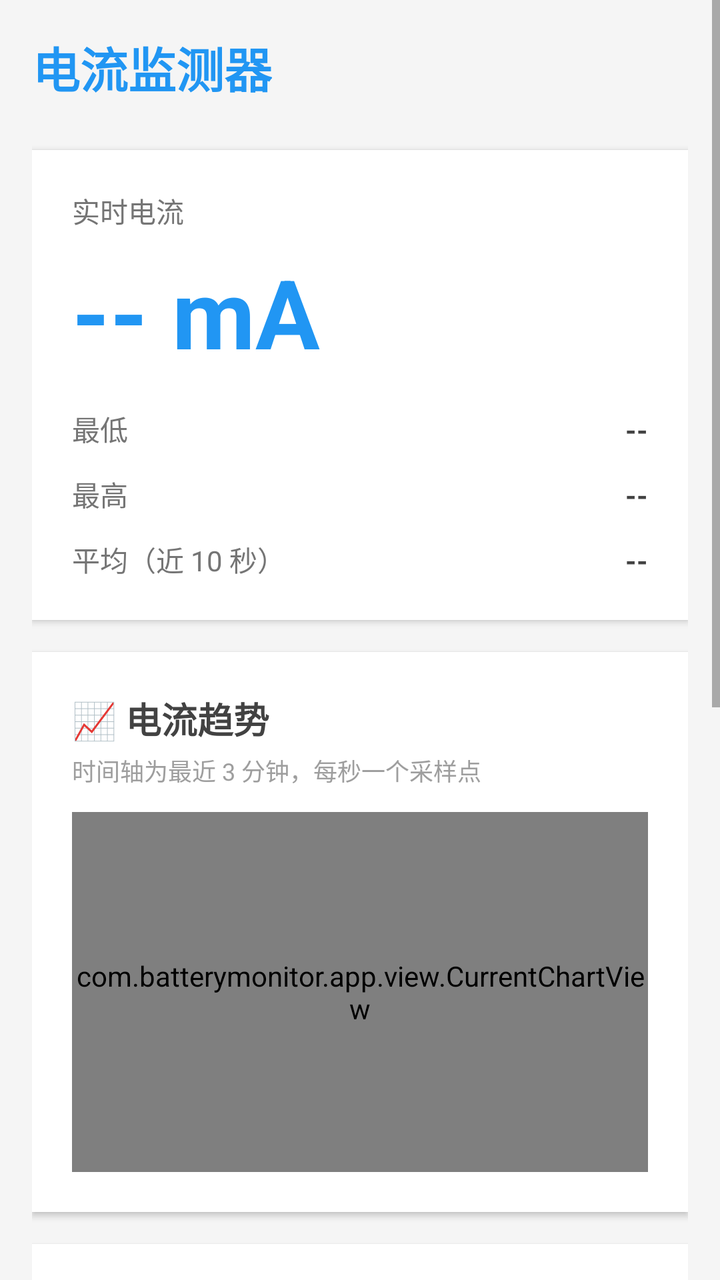
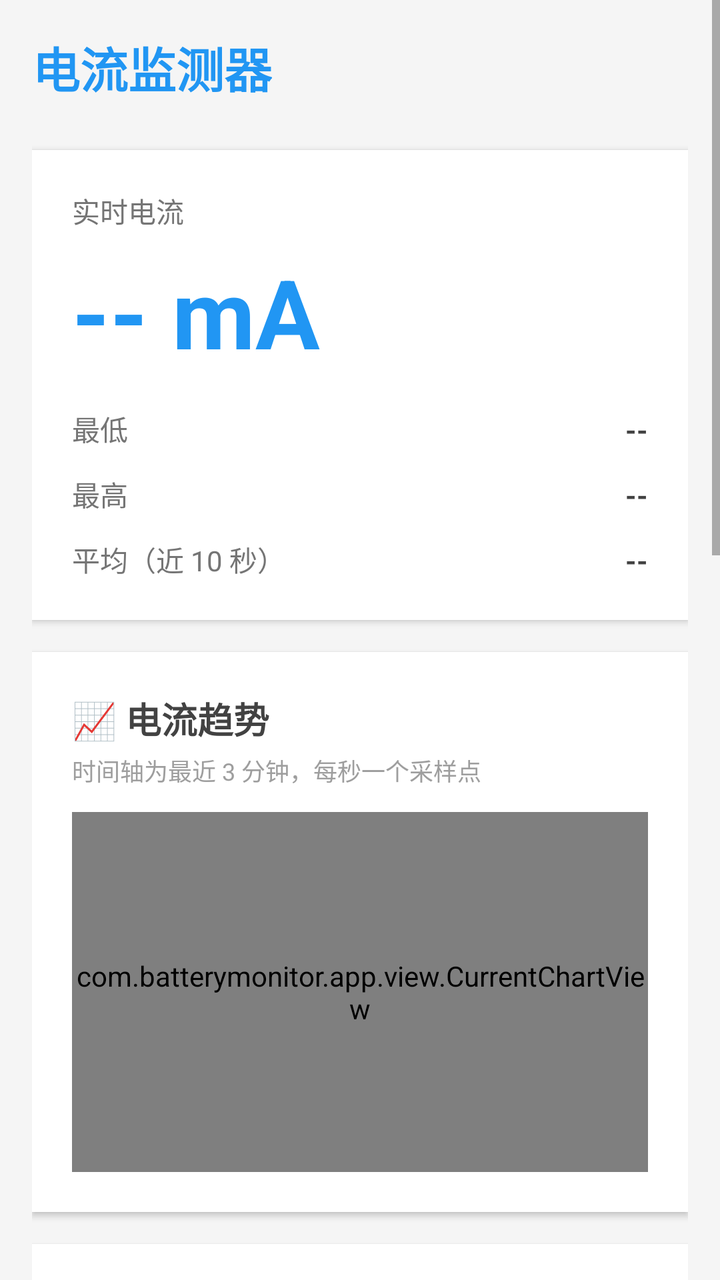

Before-and-after screenshots of an Android layout around one commit, followed by the original layout XML and the change that was made.
<!-- AndroidManifest.xml: application theme AppTheme -->
<!-- res/layout/activity_main.xml -->
<?xml version="1.0" encoding="utf-8"?>
<ScrollView xmlns:android="http://schemas.android.com/apk/res/android"
    android:layout_width="match_parent"
    android:layout_height="match_parent"
    android:background="#F5F5F5">

    <LinearLayout
        android:layout_width="match_parent"
        android:layout_height="wrap_content"
        android:orientation="vertical"
        android:padding="16dp">

        
        <TextView
            android:layout_width="wrap_content"
            android:layout_height="wrap_content"
            android:text="@string/app_name"
            android:textSize="24sp"
            android:textStyle="bold"
            android:textColor="#2196F3"
            android:layout_marginBottom="24dp" />

        
        <LinearLayout
            android:layout_width="match_parent"
            android:layout_height="wrap_content"
            android:orientation="vertical"
            android:background="@android:color/white"
            android:padding="20dp"
            android:layout_marginBottom="16dp"
            android:elevation="2dp">

            <TextView
                android:layout_width="wrap_content"
                android:layout_height="wrap_content"
                android:text="@string/label_realtime_current"
                android:textSize="14sp"
                android:textColor="#757575"
                android:layout_marginBottom="8dp" />

            <TextView
                android:id="@+id/tvCurrentCurrent"
                android:layout_width="wrap_content"
                android:layout_height="wrap_content"
                android:text="@string/current_placeholder"
                android:textSize="48sp"
                android:textStyle="bold"
                android:textColor="#2196F3"
                android:layout_marginBottom="16dp" />

            <LinearLayout
                android:layout_width="match_parent"
                android:layout_height="wrap_content"
                android:orientation="horizontal"
                android:layout_marginBottom="12dp">

                <TextView
                    android:layout_width="0dp"
                    android:layout_height="wrap_content"
                    android:layout_weight="1"
                    android:text="@string/label_min_current"
                    android:textSize="14sp"
                    android:textColor="#757575" />

                <TextView
                    android:id="@+id/tvCurrentMin"
                    android:layout_width="wrap_content"
                    android:layout_height="wrap_content"
                    android:text="@string/dash_placeholder"
                    android:textSize="14sp"
                    android:textStyle="bold"
                    android:textColor="#424242" />
            </LinearLayout>

            <LinearLayout
                android:layout_width="match_parent"
                android:layout_height="wrap_content"
                android:orientation="horizontal"
                android:layout_marginBottom="12dp">

                <TextView
                    android:layout_width="0dp"
                    android:layout_height="wrap_content"
                    android:layout_weight="1"
                    android:text="@string/label_max_current"
                    android:textSize="14sp"
                    android:textColor="#757575" />

                <TextView
                    android:id="@+id/tvCurrentMax"
                    android:layout_width="wrap_content"
                    android:layout_height="wrap_content"
                    android:text="@string/dash_placeholder"
                    android:textSize="14sp"
                    android:textStyle="bold"
                    android:textColor="#424242" />
            </LinearLayout>

            <LinearLayout
                android:layout_width="match_parent"
                android:layout_height="wrap_content"
                android:orientation="horizontal">

                <TextView
                    android:layout_width="0dp"
                    android:layout_height="wrap_content"
                    android:layout_weight="1"
                    android:text="@string/label_avg_current"
                    android:textSize="14sp"
                    android:textColor="#757575" />

                <TextView
                    android:id="@+id/tvCurrentAvg"
                    android:layout_width="wrap_content"
                    android:layout_height="wrap_content"
                    android:text="@string/dash_placeholder"
                    android:textSize="14sp"
                    android:textStyle="bold"
                    android:textColor="#424242" />
            </LinearLayout>
        </LinearLayout>

        
        <LinearLayout
            android:layout_width="match_parent"
            android:layout_height="wrap_content"
            android:orientation="vertical"
            android:background="@android:color/white"
            android:padding="20dp"
            android:layout_marginBottom="16dp"
            android:elevation="2dp">

            <TextView
                android:layout_width="wrap_content"
                android:layout_height="wrap_content"
                android:text="@string/label_current_chart"
                android:textSize="18sp"
                android:textStyle="bold"
                android:textColor="#424242"
                android:layout_marginBottom="4dp" />

            <TextView
                android:layout_width="wrap_content"
                android:layout_height="wrap_content"
                android:text="@string/chart_axis_note"
                android:textSize="12sp"
                android:textColor="#9E9E9E"
                android:layout_marginBottom="12dp" />

            <com.batterymonitor.app.view.CurrentChartView
                android:id="@+id/chartCurrent"
                android:layout_width="match_parent"
                android:layout_height="180dp" />
        </LinearLayout>

        
        <LinearLayout
            android:layout_width="match_parent"
            android:layout_height="wrap_content"
            android:orientation="vertical"
            android:background="@android:color/white"
            android:padding="20dp"
            android:layout_marginBottom="16dp"
            android:elevation="2dp">

            <TextView
                android:layout_width="wrap_content"
                android:layout_height="wrap_content"
                android:text="@string/label_battery_info"
                android:textSize="18sp"
                android:textStyle="bold"
                android:textColor="#424242"
                android:layout_marginBottom="16dp" />

            <LinearLayout
                android:layout_width="match_parent"
                android:layout_height="wrap_content"
                android:orientation="horizontal"
                android:layout_marginBottom="12dp">

                <TextView
                    android:layout_width="0dp"
                    android:layout_height="wrap_content"
                    android:layout_weight="1"
                    android:text="@string/label_level"
                    android:textSize="14sp"
                    android:textColor="#757575" />

                <TextView
                    android:id="@+id/tvBatteryLevel"
                    android:layout_width="wrap_content"
                    android:layout_height="wrap_content"
                    android:text="@string/battery_level_placeholder"
                    android:textSize="14sp"
                    android:textStyle="bold"
                    android:textColor="#4CAF50" />
            </LinearLayout>

            <LinearLayout
                android:layout_width="match_parent"
                android:layout_height="wrap_content"
                android:orientation="horizontal"
                android:layout_marginBottom="12dp">

                <TextView
                    android:layout_width="0dp"
                    android:layout_height="wrap_content"
                    android:layout_weight="1"
                    android:text="@string/label_health"
                    android:textSize="14sp"
                    android:textColor="#757575" />

                <TextView
                    android:id="@+id/tvBatteryHealth"
                    android:layout_width="wrap_content"
                    android:layout_height="wrap_content"
                    android:text="@string/dash_placeholder"
                    android:textSize="14sp"
                    android:textStyle="bold"
                    android:textColor="#2196F3" />
            </LinearLayout>

            <LinearLayout
                android:layout_width="match_parent"
                android:layout_height="wrap_content"
                android:orientation="horizontal"
                android:layout_marginBottom="12dp">

                <TextView
                    android:layout_width="0dp"
                    android:layout_height="wrap_content"
                    android:layout_weight="1"
                    android:text="@string/label_temperature"
                    android:textSize="14sp"
                    android:textColor="#757575" />

                <TextView
                    android:id="@+id/tvBatteryTemp"
                    android:layout_width="wrap_content"
                    android:layout_height="wrap_content"
                    android:text="@string/battery_temp_placeholder"
                    android:textSize="14sp"
                    android:textStyle="bold"
                    android:textColor="#FF9800" />
            </LinearLayout>

            <LinearLayout
                android:layout_width="match_parent"
                android:layout_height="wrap_content"
                android:orientation="horizontal">

                <TextView
                    android:layout_width="0dp"
                    android:layout_height="wrap_content"
                    android:layout_weight="1"
                    android:text="@string/label_voltage"
                    android:textSize="14sp"
                    android:textColor="#757575" />

                <TextView
                    android:id="@+id/tvBatteryVoltage"
                    android:layout_width="wrap_content"
                    android:layout_height="wrap_content"
                    android:text="@string/battery_voltage_placeholder"
                    android:textSize="14sp"
                    android:textStyle="bold"
                    android:textColor="#9C27B0" />
            </LinearLayout>
        </LinearLayout>

        
        <LinearLayout
            android:layout_width="match_parent"
            android:layout_height="wrap_content"
            android:orientation="vertical"
            android:background="@android:color/white"
            android:padding="20dp"
            android:layout_marginBottom="16dp"
            android:elevation="2dp">

            <TextView
                android:layout_width="wrap_content"
                android:layout_height="wrap_content"
                android:text="@string/label_device_info"
                android:textSize="18sp"
                android:textStyle="bold"
                android:textColor="#424242"
                android:layout_marginBottom="16dp" />

            <LinearLayout
                android:layout_width="match_parent"
                android:layout_height="wrap_content"
                android:orientation="horizontal"
                android:layout_marginBottom="12dp">

                <TextView
                    android:layout_width="0dp"
                    android:layout_height="wrap_content"
                    android:layout_weight="1"
                    android:text="@string/label_model"
                    android:textSize="14sp"
                    android:textColor="#757575" />

                <TextView
                    android:id="@+id/tvPhoneModel"
                    android:layout_width="wrap_content"
                    android:layout_height="wrap_content"
                    android:text="@string/dash_placeholder"
                    android:textSize="14sp"
                    android:textStyle="bold"
                    android:textColor="#424242" />
            </LinearLayout>

            <LinearLayout
                android:layout_width="match_parent"
                android:layout_height="wrap_content"
                android:orientation="horizontal"
                android:layout_marginBottom="12dp">

                <TextView
                    android:layout_width="0dp"
                    android:layout_height="wrap_content"
                    android:layout_weight="1"
                    android:text="@string/label_manufacturer"
                    android:textSize="14sp"
                    android:textColor="#757575" />

                <TextView
                    android:id="@+id/tvManufacturer"
                    android:layout_width="wrap_content"
                    android:layout_height="wrap_content"
                    android:text="@string/dash_placeholder"
                    android:textSize="14sp"
                    android:textStyle="bold"
                    android:textColor="#424242" />
            </LinearLayout>

            <LinearLayout
                android:layout_width="match_parent"
                android:layout_height="wrap_content"
                android:orientation="horizontal">

                <TextView
                    android:layout_width="0dp"
                    android:layout_height="wrap_content"
                    android:layout_weight="1"
                    android:text="@string/label_system"
                    android:textSize="14sp"
                    android:textColor="#757575" />

                <TextView
                    android:id="@+id/tvAndroidVersion"
                    android:layout_width="wrap_content"
                    android:layout_height="wrap_content"
                    android:text="@string/dash_placeholder"
                    android:textSize="14sp"
                    android:textStyle="bold"
                    android:textColor="#424242" />
            </LinearLayout>
        </LinearLayout>

        
        <TextView
            android:layout_width="match_parent"
            android:layout_height="wrap_content"
            android:text="@string/note_text"
            android:textSize="12sp"
            android:textColor="#9E9E9E"
            android:padding="8dp"
            android:lineSpacingExtra="4dp" />

    </LinearLayout>
</ScrollView>
<!-- resources referenced by this layout -->
<resources>
  <string name="app_name">电流监测器</string>
  <string name="battery_level_placeholder">--%%</string>
  <string name="battery_temp_placeholder">--°C</string>
  <string name="battery_voltage_placeholder">--V</string>
  <string name="chart_axis_note">时间轴为最近 3 分钟，每秒一个采样点</string>
  <string name="current_placeholder">-- mA</string>
  <string name="dash_placeholder">--</string>
  <string name="label_avg_current">平均（近 10 秒）</string>
  <string name="label_battery_info">📊 电池信息</string>
  <string name="label_current_chart">📈 电流趋势</string>
  <string name="label_device_info">📱 设备信息</string>
  <string name="label_health">健康度</string>
  <string name="label_level">电量</string>
  <string name="label_manufacturer">制造商</string>
  <string name="label_max_current">最高</string>
  <string name="label_min_current">最低</string>
  <string name="label_model">型号</string>
  <string name="label_realtime_current">实时电流</string>
  <string name="label_system">系统</string>
  <string name="label_temperature">温度</string>
  <string name="label_voltage">电压</string>
  <string name="note_text">说明：\n• 正数表示充电，负数表示放电\n• 平均电流为最近 10 秒采样值的均值\n• 部分设备可能不支持电流检测\n• 数据每秒自动更新</string>
  <style name="AppTheme" parent="android:Theme.Material.Light.NoActionBar">
      </style>
</resources>

<!-- the commit's change to res/layout/activity_main.xml (unified diff, before → after) -->
@@ -166,6 +166,39 @@
             <TextView
                 android:layout_width="wrap_content"
                 android:layout_height="wrap_content"
+                android:text="@string/label_temperature_chart"
+                android:textSize="18sp"
+                android:textStyle="bold"
+                android:textColor="#424242"
+                android:layout_marginBottom="4dp" />
+
+            <TextView
+                android:layout_width="wrap_content"
+                android:layout_height="wrap_content"
+                android:text="@string/chart_axis_note_temperature"
+                android:textSize="12sp"
+                android:textColor="#9E9E9E"
+                android:layout_marginBottom="12dp" />
+
+            <com.batterymonitor.app.view.TemperatureChartView
+                android:id="@+id/chartTemperature"
+                android:layout_width="match_parent"
+                android:layout_height="180dp" />
+        </LinearLayout>
+
+        
+        <LinearLayout
+            android:layout_width="match_parent"
+            android:layout_height="wrap_content"
+            android:orientation="vertical"
+            android:background="@android:color/white"
+            android:padding="20dp"
+            android:layout_marginBottom="16dp"
+            android:elevation="2dp">
+
+            <TextView
+                android:layout_width="wrap_content"
+                android:layout_height="wrap_content"
                 android:text="@string/label_battery_info"
                 android:textSize="18sp"
                 android:textStyle="bold"
<!-- resource entries referenced after the edit -->
@@ -5,6 +5,7 @@
   <string name="battery_temp_placeholder">--°C</string>
   <string name="battery_voltage_placeholder">--V</string>
   <string name="chart_axis_note">时间轴为最近 3 分钟，每秒一个采样点</string>
+  <string name="chart_axis_note_temperature">时间轴为最近 3 分钟；传感器无数据的时间点不绘制</string>
   <string name="current_placeholder">-- mA</string>
   <string name="dash_placeholder">--</string>
   <string name="label_avg_current">平均（近 10 秒）</string>
@@ -20,8 +21,9 @@
   <string name="label_realtime_current">实时电流</string>
   <string name="label_system">系统</string>
   <string name="label_temperature">温度</string>
+  <string name="label_temperature_chart">🌡️ 温度趋势</string>
   <string name="label_voltage">电压</string>
-  <string name="note_text">说明：\n• 正数表示充电，负数表示放电\n• 平均电流为最近 10 秒采样值的均值\n• 部分设备可能不支持电流检测\n• 数据每秒自动更新</string>
+  <string name="note_text">说明：\n• 正数表示充电，负数表示放电\n• 平均电流为最近 10 秒采样值的均值\n• 部分设备可能不支持电流检测\n• 部分设备可能不支持温度检测\n• 数据每秒自动更新</string>
   <style name="AppTheme" parent="android:Theme.Material.Light.NoActionBar">
       </style>
 </resources>
